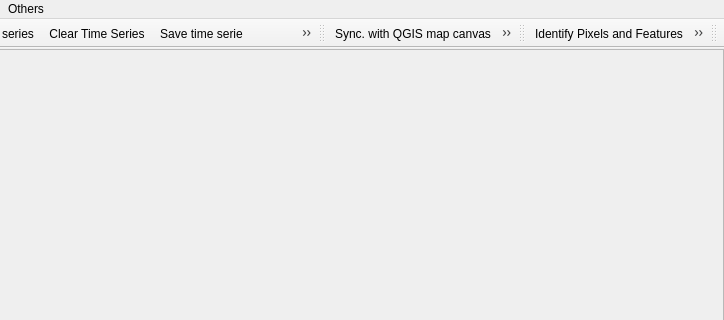
Old version of the form eotimeseriesviewer/ui/timeseriesviewer.ui in the repository jakimowb/eo-time-series-viewer; both pictures show x 153 to 877 and y 0 to 320 of the 877 by 475 pixel window.
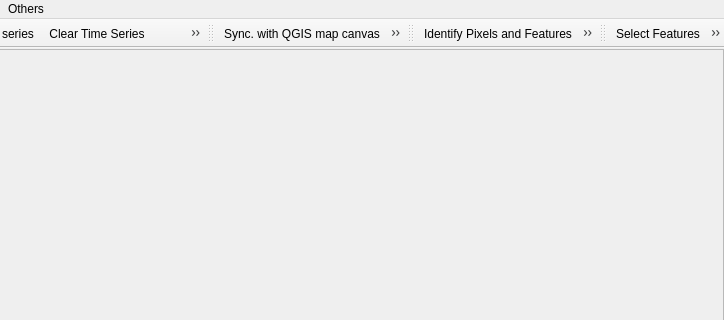
New version of the form. Icons and pictures are not drawn. Custom widgets are drawn as their Qt base class.

```diff
--- a/eotimeseriesviewer/ui/timeseriesviewer.ui
+++ b/eotimeseriesviewer/ui/timeseriesviewer.ui
@@ -277,8 +277,6 @@
    <addaction name="optionIdentifyCursorLocation"/>
    <addaction name="optionIdentifySpectralProfile"/>
    <addaction name="optionIdentifyTemporalProfile"/>
-   <addaction name="separator"/>
-   <addaction name="actionSelectFeatures"/>
   </widget>
   <widget class="QToolBar" name="toolBarEditing">
    <property name="windowTitle">
@@ -290,6 +288,8 @@
    <attribute name="toolBarBreak">
     <bool>false</bool>
    </attribute>
+   <addaction name="actionSelectFeatures"/>
+   <addaction name="actionDeselect"/>
   </widget>
   <action name="actionMoveCenter">
    <property name="icon">
@@ -922,6 +922,18 @@
     <string>Activate to lock the current map panel size</string>
    </property>
   </action>
+  <action name="actionDeselect">
+   <property name="icon">
+    <iconset resource="../../../../QGIS/images/images.qrc">
+     <normaloff>:/images/themes/default/mActionDeselectAll.svg</normaloff>:/images/themes/default/mActionDeselectAll.svg</iconset>
+   </property>
+   <property name="text">
+    <string>Deselect</string>
+   </property>
+   <property name="toolTip">
+    <string>Deselect </string>
+   </property>
+  </action>
  </widget>
  <customwidgets>
   <customwidget>
```
Left out of the diff: 2 changed lines with no effect on the pictures.
